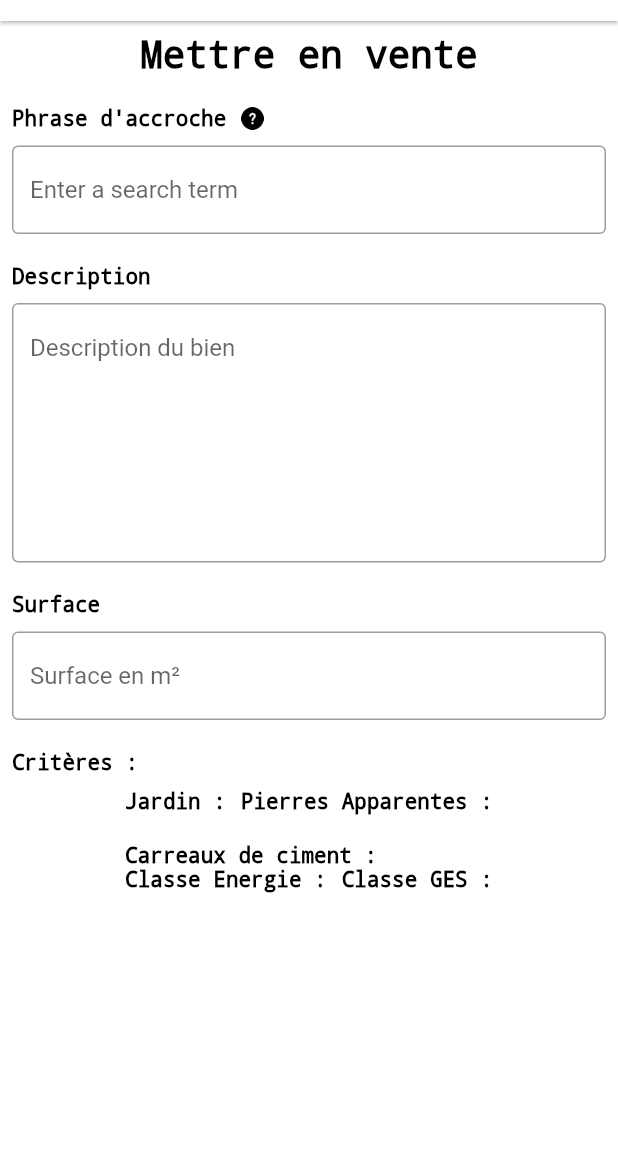
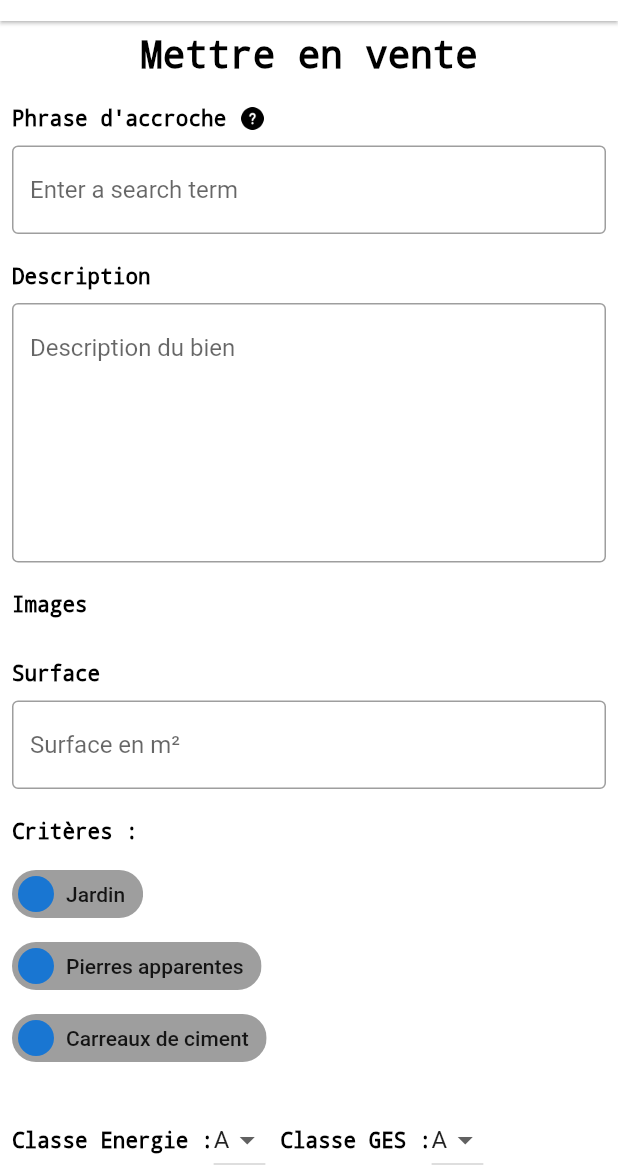
Before and after one commit to LeoPhilip33/patate, a Flutter app: the screen it shows after launch, on a phone screen of 412 x 824 dp, the part 63-1236 px from its top. Run offline on Flutter 3.47's test engine with Material 2 defaults, Android fonts, the phone set to English and light mode, and no system bars; our stand-ins replace flutter_map, flutter_svg, latlong, smooth_star_rating; missing offline and left inert: flutter_map_marker_popup.

Commit message:
save boulot zejfozjefojnzef

```diff
--- a/lib/pages/vente/components/body.dart
+++ b/lib/pages/vente/components/body.dart
@@ -1,6 +1,35 @@
 import 'package:flutter/material.dart';
 
-class Vente extends StatelessWidget {
+// ignore: must_be_immutable
+class Vente extends StatefulWidget {
+  @override
+  _InputChip createState() => _InputChip();
+}
+
+class _InputChip extends State<Vente> {
+  List classEnergie = ["A", "B", "C", "D", "E"];
+
+  List<DropdownMenuItem<String>> _dropDownMenuItems;
+  String _selectedClassEnergie;
+
+  bool isSelectedJardin = false;
+  bool isSelectedPierresApparentes = false;
+  bool isSelectedCarreauDeCiment = false;
+
+  void initState() {
+    _dropDownMenuItems = buildAndGetDropDownMenuItems(classEnergie);
+    _selectedClassEnergie = _dropDownMenuItems[0].value;
+    super.initState();
+  }
+
+  List<DropdownMenuItem<String>> buildAndGetDropDownMenuItems(List energies) {
+    List<DropdownMenuItem<String>> items = new List();
+    for (String energie in energies) {
+      items.add(new DropdownMenuItem(value: energie, child: new Text(energie)));
+    }
+    return items;
+  }
+
   @override
   Widget build(BuildContext context) {
     return MaterialApp(
@@ -72,6 +101,23 @@ class Vente extends StatelessWidget {
               ),
               // FIN Description
 
+              // Images
+              const Align(
+                  alignment: Alignment.topLeft,
+                  child: Padding(
+                      padding: EdgeInsets.only(bottom: 10.0, top: 20.0),
+                      child: Text('Images',
+                          style: TextStyle(
+                            color: Colors.black,
+                            decoration: TextDecoration.none,
+                            fontSize: 14,
+                          )))),
+              const Align(
+                alignment: Alignment.topLeft,
+              ),
+
+              // FIN Images
+
               // Surface
               const Align(
                   alignment: Alignment.topLeft,
@@ -99,58 +145,110 @@ class Vente extends StatelessWidget {
                             decoration: TextDecoration.none,
                             fontSize: 14,
                           )))),
-              Wrap(
-                spacing: 10.0,
-                runSpacing: 20.0,
+              Align(
+                alignment: Alignment.topLeft,
+                child: Wrap(
+                  alignment: WrapAlignment.center,
                   children: [
                     Container(
-                    child: Text('Jardin :',
+                        alignment: Alignment.topLeft,
+                        child: InputChip(
+                          avatar: CircleAvatar(
+                            child: Text(''),
+                          ),
+                          label: Text('Jardin'),
+                          backgroundColor: Colors.grey,
+                          selected: isSelectedJardin,
+                          onSelected: (bool value) {
+                            setState(() {
+                              isSelectedJardin = value;
+                            });
+                          },
+                          selectedColor: Colors.green,
+                        )),
+                    Container(
+                        alignment: Alignment.topLeft,
+                        child: InputChip(
+                          avatar: CircleAvatar(
+                            child: Text(''),
+                          ),
+                          label: Text('Pierres apparentes'),
+                          backgroundColor: Colors.grey,
+                          selected: isSelectedPierresApparentes,
+                          onSelected: (bool value) {
+                            setState(() {
+                              isSelectedPierresApparentes = value;
+                            });
+                          },
+                          selectedColor: Colors.green,
+                        )),
+                    Container(
+                        alignment: Alignment.topLeft,
+                        child: InputChip(
+                          avatar: CircleAvatar(
+                            child: Text(''),
+                          ),
+                          label: Text('Carreaux de ciment'),
+                          backgroundColor: Colors.grey,
+                          selected: isSelectedCarreauDeCiment,
+                          onSelected: (bool value) {
+                            setState(() {
+                              isSelectedCarreauDeCiment = value;
+                            });
+                          },
+                          selectedColor: Colors.green,
+                        )),
+                  ],
+                ),
+              ),
+
+              Align(
+                  alignment: Alignment.center,
+                  child: Padding(
+                      padding: EdgeInsets.only(bottom: 10.0, top: 20.0),
+                      child: Row(
+                        mainAxisAlignment: MainAxisAlignment.start,
+                        children: [
+                          Padding(
+                            padding: EdgeInsets.only(right: 10.0),
+                            child: Row(
+                              mainAxisAlignment: MainAxisAlignment.start,
+                              children: [
+                                Text('Classe Energie :',
                                     style: TextStyle(
                                       color: Colors.black,
                                       decoration: TextDecoration.none,
                                       fontSize: 14,
                                     )),
+                                DropdownButton(
+                                  value: _selectedClassEnergie,
+                                  items: _dropDownMenuItems,
+                                  onChanged: changedDropDownItem,
                                 ),
-                  Container(
-                    child: Text('Pierres Apparentes :',
+                              ],
+                            ),
+                          ),
+                          Padding(
+                            padding: EdgeInsets.only(right: 10.0),
+                            child: Row(
+                              mainAxisAlignment: MainAxisAlignment.start,
+                              children: [
+                                Text('Classe GES :',
                                     style: TextStyle(
                                       color: Colors.black,
                                       decoration: TextDecoration.none,
                                       fontSize: 14,
                                     )),
-                  ),
-                  Container(
-                    child: Text('Carreaux de ciment :',
-                        style: TextStyle(
-                          color: Colors.black,
-                          decoration: TextDecoration.none,
-                          fontSize: 14,
-                        )),
-                  )
-                ],
-              ),
-              Wrap(
-                spacing: 10.0,
-                runSpacing: 20.0,
-                children: [
-                  Container(
-                    child: Text('Classe Energie :',
-                        style: TextStyle(
-                          color: Colors.black,
-                          decoration: TextDecoration.none,
-                          fontSize: 14,
-                        )),
-                  ),
-                  Container(
-                    child: Text('Classe GES :',
-                        style: TextStyle(
-                          color: Colors.black,
-                          decoration: TextDecoration.none,
-                          fontSize: 14,
-                        )),
+                                DropdownButton(
+                                  value: _selectedClassEnergie,
+                                  items: _dropDownMenuItems,
+                                  onChanged: changedDropDownItem,
                                 ),
                               ],
                             ),
+                          ),
+                        ],
+                      ))),
               // FIN Critères
             ],
           ),
@@ -158,4 +256,10 @@ class Vente extends StatelessWidget {
       ),
     );
   }
+
+  void changedDropDownItem(String selectedFruit) {
+    setState(() {
+      _selectedClassEnergie = selectedFruit;
+    });
   }
+}
```
Lines whose indentation alone changed are shown as unchanged.
